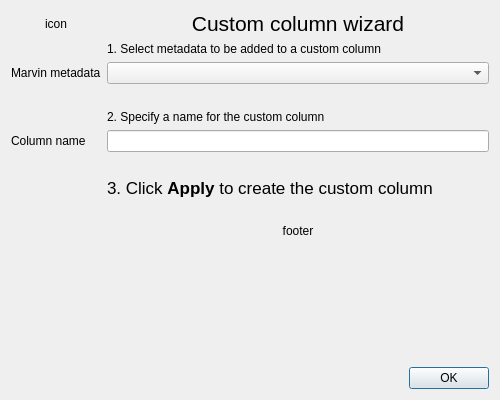
Philantrop/calibre-marvin-manager, file dialogs/cc_wizard.ui: the form before one commit.
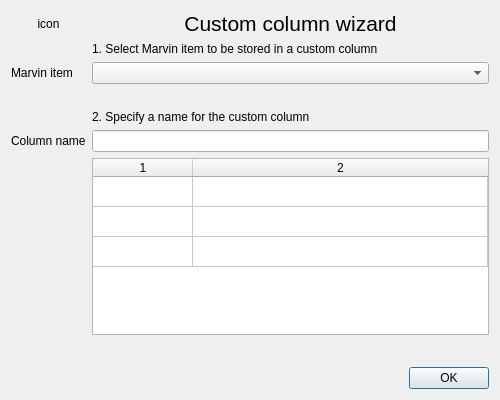
The form after the commit. Icons and pictures are not drawn.

Commit message: WIP CC Wizard

Diff of the .ui file:
```diff
--- a/dialogs/cc_wizard.ui
+++ b/dialogs/cc_wizard.ui
@@ -38,7 +38,7 @@
      <item row="2" column="0">
       <widget class="QLabel" name="label">
        <property name="text">
-        <string>Marvin metadata</string>
+        <string>Marvin item</string>
        </property>
       </widget>
      </item>
@@ -55,7 +55,7 @@
      <item row="5" column="1">
       <widget class="QLineEdit" name="calibre_destination_le"/>
      </item>
-     <item row="10" column="1">
+     <item row="8" column="1">
       <spacer name="verticalSpacer">
        <property name="orientation">
         <enum>Qt::Vertical</enum>
@@ -81,7 +81,7 @@
      <item row="1" column="1">
       <widget class="QLabel" name="step_1">
        <property name="text">
-        <string>1. Select metadata to be added to a custom column</string>
+        <string>1. Select Marvin item to be stored in a custom column</string>
        </property>
       </widget>
      </item>
@@ -92,33 +92,6 @@
        </property>
       </widget>
      </item>
-     <item row="7" column="1">
-      <widget class="QLabel" name="step_3">
-       <property name="text">
-        <string>&lt;!DOCTYPE HTML PUBLIC &quot;-//W3C//DTD HTML 4.0//EN&quot; &quot;http://www.w3.org/TR/REC-html40/strict.dtd&quot;&gt;
-&lt;html&gt;&lt;head&gt;&lt;meta name=&quot;qrichtext&quot; content=&quot;1&quot; /&gt;&lt;style type=&quot;text/css&quot;&gt;
-p, li { white-space: pre-wrap; }
-&lt;/style&gt;&lt;/head&gt;&lt;body style=&quot; font-family:'Lucida Grande'; font-size:13pt; font-weight:400; font-style:normal;&quot;&gt;
-&lt;p style=&quot; margin-top:0px; margin-bottom:0px; margin-left:0px; margin-right:0px; -qt-block-indent:0; text-indent:0px;&quot;&gt;3. Click &lt;span style=&quot; font-weight:600;&quot;&gt;Apply&lt;/span&gt; to create the custom column&lt;/p&gt;&lt;/body&gt;&lt;/html&gt;</string>
-       </property>
-      </widget>
-     </item>
-     <item row="9" column="1">
-      <widget class="QLabel" name="footer">
-       <property name="minimumSize">
-        <size>
-         <width>0</width>
-         <height>0</height>
-        </size>
-       </property>
-       <property name="text">
-        <string>footer</string>
-       </property>
-       <property name="alignment">
-        <set>Qt::AlignCenter</set>
-       </property>
-      </widget>
-     </item>
      <item row="3" column="1">
       <widget class="QLabel" name="spacer_1">
        <property name="text">
@@ -126,18 +99,43 @@
        </property>
       </widget>
      </item>
-     <item row="6" column="1">
-      <widget class="QLabel" name="spacer_2">
-       <property name="text">
-        <string/>
+     <item row="7" column="1">
+      <widget class="QTableWidget" name="mappings">
+       <property name="sizePolicy">
+        <sizepolicy hsizetype="Expanding" vsizetype="Expanding">
+         <horstretch>0</horstretch>
+         <verstretch>0</verstretch>
+        </sizepolicy>
        </property>
-      </widget>
-     </item>
-     <item row="8" column="1">
-      <widget class="QLabel" name="spacer_3">
-       <property name="text">
-        <string/>
+       <property name="alternatingRowColors">
+        <bool>false</bool>
        </property>
+       <property name="selectionMode">
+        <enum>QAbstractItemView::NoSelection</enum>
+       </property>
+       <property name="selectionBehavior">
+        <enum>QAbstractItemView::SelectItems</enum>
+       </property>
+       <property name="rowCount">
+        <number>3</number>
+       </property>
+       <property name="columnCount">
+        <number>2</number>
+       </property>
+       <attribute name="horizontalHeaderStretchLastSection">
+        <bool>true</bool>
+       </attribute>
+       <attribute name="verticalHeaderVisible">
+        <bool>false</bool>
+       </attribute>
+       <attribute name="verticalHeaderStretchLastSection">
+        <bool>false</bool>
+       </attribute>
+       <row/>
+       <row/>
+       <row/>
+       <column/>
+       <column/>
       </widget>
      </item>
     </layout>
```
The commit also changes 1 other file.
